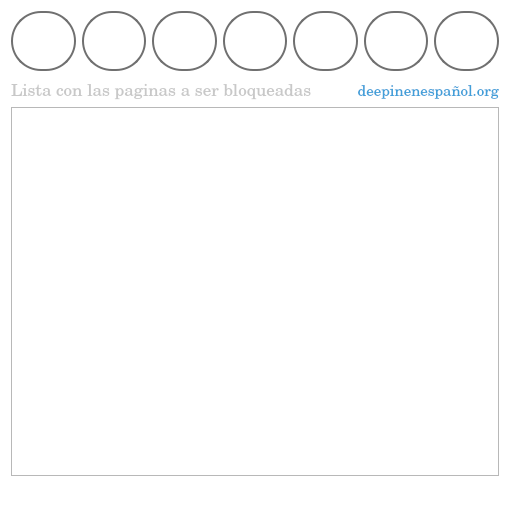
s384/LaboonAccess, file gui/main.ui: the form before one commit.
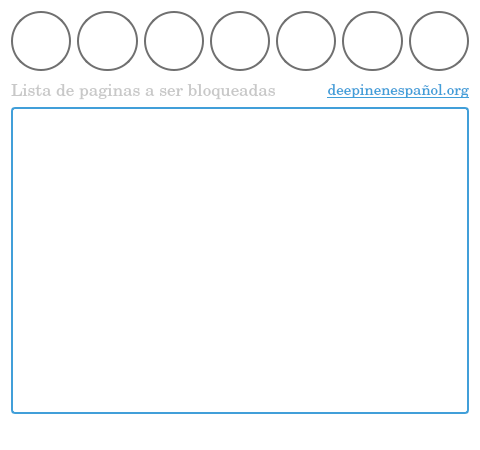
The form after the commit. Icons and pictures are not drawn.

```diff
--- a/gui/main.ui
+++ b/gui/main.ui
@@ -6,20 +6,20 @@
    <rect>
     <x>0</x>
     <y>0</y>
-    <width>510</width>
-    <height>512</height>
+    <width>480</width>
+    <height>450</height>
    </rect>
   </property>
   <property name="minimumSize">
    <size>
-    <width>510</width>
-    <height>512</height>
+    <width>480</width>
+    <height>450</height>
    </size>
   </property>
   <property name="maximumSize">
    <size>
-    <width>510</width>
-    <height>512</height>
+    <width>480</width>
+    <height>450</height>
    </size>
   </property>
   <property name="font">
@@ -35,7 +35,7 @@
     <normaloff>../icons/parental.svg</normaloff>../icons/parental.svg</iconset>
   </property>
   <property name="styleSheet">
-   <string notr="true">QDialog{
+   <string notr="true">QWidget{
 	background-color: #fff;
 	border-radius: 30px;
 }
@@ -45,11 +45,21 @@
     border-radius: 4px;
     padding: 2px;
     font-size: 20px;
+	background-color: rgb(255, 255, 255);
+}
+QInputDialog{
+	background-color: white;
 }</string>
   </property>
   <layout class="QGridLayout" name="gridLayout">
    <item row="5" column="0">
     <widget class="QPushButton" name="btn_pass">
+     <property name="sizePolicy">
+      <sizepolicy hsizetype="Fixed" vsizetype="Fixed">
+       <horstretch>0</horstretch>
+       <verstretch>0</verstretch>
+      </sizepolicy>
+     </property>
      <property name="maximumSize">
       <size>
        <width>0</width>
@@ -72,15 +82,33 @@
        <pointsize>11</pointsize>
       </font>
      </property>
+     <property name="toolTip">
+      <string>Visita nuestra comunidad.</string>
+     </property>
+     <property name="layoutDirection">
+      <enum>Qt::LeftToRight</enum>
+     </property>
+     <property name="autoFillBackground">
+      <bool>false</bool>
+     </property>
      <property name="styleSheet">
-      <string notr="true">color: #419fd9;</string>
+      <string notr="true"/>
      </property>
      <property name="text">
-      <string>deepinenespañol.org</string>
+      <string>&lt;html&gt;&lt;head/&gt;&lt;body&gt;&lt;p&gt;&lt;a href=&quot;https://xn--deepinenespaol-1nb.org/&quot;&gt;&lt;span style=&quot; text-decoration: underline; color:#419fd9;&quot;&gt;deepinenespañol.org&lt;/span&gt;&lt;/a&gt;&lt;/p&gt;&lt;/body&gt;&lt;/html&gt;</string>
+     </property>
+     <property name="textFormat">
+      <enum>Qt::RichText</enum>
+     </property>
+     <property name="scaledContents">
+      <bool>true</bool>
      </property>
      <property name="alignment">
       <set>Qt::AlignRight|Qt::AlignTrailing|Qt::AlignVCenter</set>
      </property>
+     <property name="openExternalLinks">
+      <bool>true</bool>
+     </property>
     </widget>
    </item>
    <item row="6" column="0" colspan="3">
@@ -97,71 +125,11 @@
       <string notr="true">color: rgb(200, 200, 200);</string>
      </property>
      <property name="text">
-      <string>Lista con las paginas a ser bloqueadas</string>
+      <string>Lista de paginas a ser bloqueadas</string>
      </property>
-    </widget>
-   </item>
-   <item row="8" column="0" colspan="4">
-    <widget class="QListWidget" name="listWidget">
-     <property name="enabled">
+     <property name="scaledContents">
       <bool>true</bool>
      </property>
-     <property name="minimumSize">
-      <size>
-       <width>0</width>
-       <height>300</height>
-      </size>
-     </property>
-     <property name="font">
-      <font>
-       <family>Century Schoolbook L</family>
-       <pointsize>13</pointsize>
-      </font>
-     </property>
-     <property name="styleSheet">
-      <string notr="true">QScrollBar {
-    border: 2px solid grey;
-    background: #32CC99;
-    height: 15px;
-    margin: 0px 20px 0 20px;
-}
-QScrollBar::handle {
-    background: white;
-    min-width: 20px;
-}
-QScrollBar::add-line {
-    border: 2px solid grey;
-    background: #32CC99;
-    width: 20px;
-    subcontrol-position: right;
-    subcontrol-origin: margin;
-}
-QScrollBar::sub-line {
-    border: 2px solid grey;
-    background: #32CC99;
-    width: 20px;
-    subcontrol-position: left;
-    subcontrol-origin: margin;
-} 
-#listWidget::item:selected  {
-    border: 1px solid #6a6ea9;
-    color: #419fd9;
-}
-#listWidget::item:hover {
-    border: 0px;
-    background: qlineargradient(x1: 0, y1: 0, x2: 0, y2: 1,
-                                stop: 0 #FAFBFE, stop: 1 #DCDEF1);
-}</string>
-     </property>
-     <property name="verticalScrollBarPolicy">
-      <enum>Qt::ScrollBarAsNeeded</enum>
-     </property>
-     <property name="horizontalScrollBarPolicy">
-      <enum>Qt::ScrollBarAsNeeded</enum>
-     </property>
-     <property name="sizeAdjustPolicy">
-      <enum>QAbstractScrollArea::AdjustIgnored</enum>
-     </property>
     </widget>
    </item>
    <item row="9" column="0" colspan="4">
@@ -421,7 +389,7 @@
         </font>
        </property>
        <property name="toolTip">
-        <string>Exportar mi llista ( ctrl + E )</string>
+        <string>Exportar mi lista ( ctrl + E )</string>
        </property>
        <property name="styleSheet">
         <string notr="true">QPushButton{
@@ -499,6 +467,73 @@
      </item>
     </layout>
    </item>
+   <item row="8" column="0" colspan="4">
+    <widget class="QListWidget" name="listWidget">
+     <property name="enabled">
+      <bool>true</bool>
+     </property>
+     <property name="minimumSize">
+      <size>
+       <width>0</width>
+       <height>300</height>
+      </size>
+     </property>
+     <property name="font">
+      <font>
+       <family>Century Schoolbook L</family>
+       <pointsize>13</pointsize>
+      </font>
+     </property>
+     <property name="styleSheet">
+      <string notr="true">QScrollBar {
+    border: 2px solid grey;
+    background: #32CC99;
+    height: 15px;
+    margin: 0px 20px 0 20px;
+}
+QScrollBar::handle {
+    background: white;
+    min-width: 20px;
+}
+QScrollBar::add-line {
+    border: 2px solid grey;
+    background: #32CC99;
+    width: 20px;
+    subcontrol-position: right;
+    subcontrol-origin: margin;
+}
+QScrollBar::sub-line {
+    border: 2px solid grey;
+    background: #32CC99;
+    width: 20px;
+    subcontrol-position: left;
+    subcontrol-origin: margin;
+} 
+#listWidget{
+	border: 2px solid #419fd9;
+    border-radius: 4px;
+}
+#listWidget::item:selected  {
+    border: 1px solid #6a6ea9;
+    color: #419fd9;
+}
+#listWidget::item:hover {
+    border: 0px;
+    background: qlineargradient(x1: 0, y1: 0, x2: 0, y2: 1,
+                                stop: 0 #FAFBFE, stop: 1 #DCDEF1);
+}</string>
+     </property>
+     <property name="verticalScrollBarPolicy">
+      <enum>Qt::ScrollBarAsNeeded</enum>
+     </property>
+     <property name="horizontalScrollBarPolicy">
+      <enum>Qt::ScrollBarAsNeeded</enum>
+     </property>
+     <property name="sizeAdjustPolicy">
+      <enum>QAbstractScrollArea::AdjustIgnored</enum>
+     </property>
+    </widget>
+   </item>
   </layout>
  </widget>
  <resources/>
```
